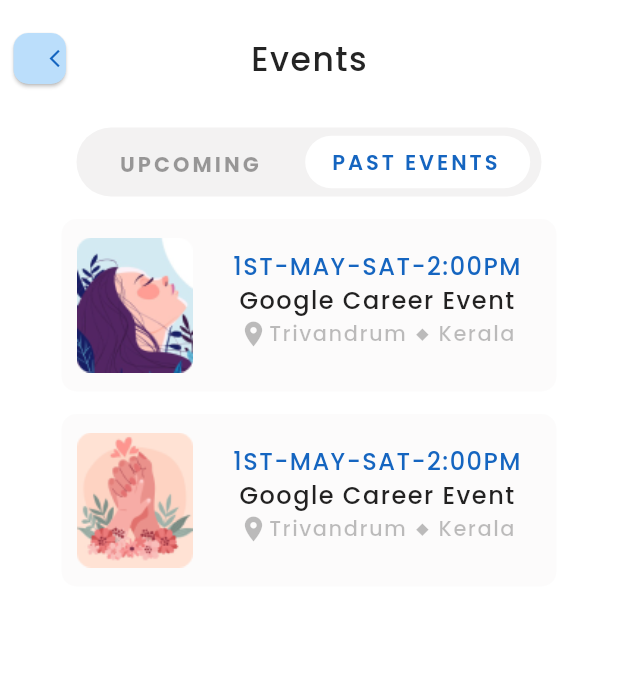
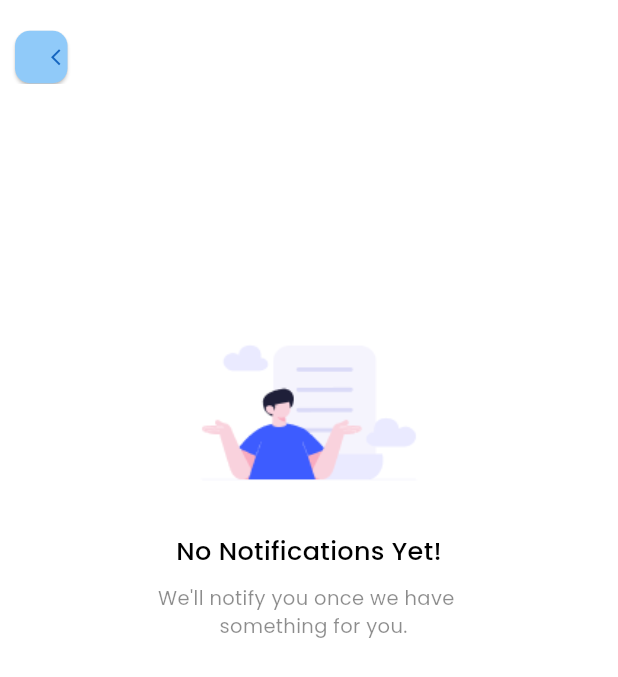
Before and after one commit to mirsadkt/campus-recruitment, a Flutter app: the screen it shows after launch, on a phone screen of 412 x 824 dp. Shown: the top 677 px of the screen. Run offline on Flutter 3.47's test engine with Material 3 defaults, Android fonts, the phone set to English and light mode, and no system bars; our stand-ins replace google_fonts; missing offline and left inert: dart:html.

Commit message:
no notifications completed

```diff
--- a/lib/main.dart
+++ b/lib/main.dart
@@ -2,6 +2,7 @@
 
 import 'package:campus_recruitment/pages/home.dart';
 import 'package:campus_recruitment/pages/landing.dart';
+import 'package:campus_recruitment/pages/nonotifications.dart';
 import 'package:campus_recruitment/pages/otp.dart';
 import 'package:campus_recruitment/pages/pastevents.dart';
 import 'package:campus_recruitment/pages/signup.dart';
@@ -26,7 +27,7 @@ class MyApp extends StatelessWidget {
         colorScheme: ColorScheme.fromSeed(seedColor: Colors.deepPurple),
         useMaterial3: true,
       ),
-      home: const PastEvents(),
+      home: const NoNotify(),
     );
   }
 }
--- /dev/null
+++ b/lib/pages/nonotifications.dart
@@ -0,0 +1,89 @@
+// ignore_for_file: prefer_const_constructors, prefer_const_literals_to_create_immutables, sort_child_properties_last, avoid_unnecessary_containers, sized_box_for_whitespace, avoid_print
+
+import 'package:flutter/material.dart';
+import 'package:google_fonts/google_fonts.dart';
+
+class NoNotify extends StatefulWidget {
+  const NoNotify({super.key});
+
+  @override
+  State<NoNotify> createState() => _NoNotifyState();
+}
+
+class _NoNotifyState extends State<NoNotify> {
+  @override
+  Widget build(BuildContext context) {
+    return MaterialApp(
+      title: "No Notifications",
+      debugShowCheckedModeBanner: false,
+      home: Scaffold(
+        backgroundColor: Colors.white,
+        appBar: PreferredSize(
+          preferredSize: Size.fromHeight(75),
+          child: AppBar(
+            backgroundColor: Colors.white,
+            elevation: 0,
+            leading: Row(
+              children: [
+                Padding(
+                  padding: const EdgeInsets.only(top: 20, left: 10),
+                  child: Container(
+                    height: 35,
+                    width: 35,
+                    child: ElevatedButton(
+                      onPressed: () {
+                        print("Button pressed");
+                      },
+                      child: Icon(Icons.arrow_back_ios, size: 13),
+                      style: ElevatedButton.styleFrom(
+                        backgroundColor: Colors.blue.shade200,
+                        foregroundColor: Colors.blue.shade800,
+                        shape: RoundedRectangleBorder(
+                          borderRadius: BorderRadius.circular(10),
+                        ),
+                      ),
+                    ),
+                  ),
+                ),
+              ],
+            ),
+          ),
+        ),
+        body: Center(
+          child: Padding(
+            padding: const EdgeInsets.only(top: 120),
+            child: Column(
+              children: [
+                Container(
+                  height: 160,
+                  width: 160,
+                  child: Image(
+                    image: AssetImage("assets/nonotify.png"),
+                  ),
+                ),
+                Text(
+                  "No Notifications Yet!",
+                  style: GoogleFonts.poppins(
+                      color: Colors.black,
+                      fontWeight: FontWeight.w500,
+                      fontSize: 17),
+                ),
+                Padding(
+                  padding: const EdgeInsets.only(top: 10),
+                  child: Text(
+                    "We'll notify you once we have \n  \t \t \t \t  something for you.",
+                    style: GoogleFonts.poppins(
+                      color: Colors.black45,
+                      fontWeight: FontWeight.w400,
+                      fontSize: 13,
+                    ),
+                  ),
+                ),
+              ],
+            ),
+          ),
+        ),
+      ),
+    );
+  }
+}
```
Also changed, not shown: assets/nonotify.png (added).
